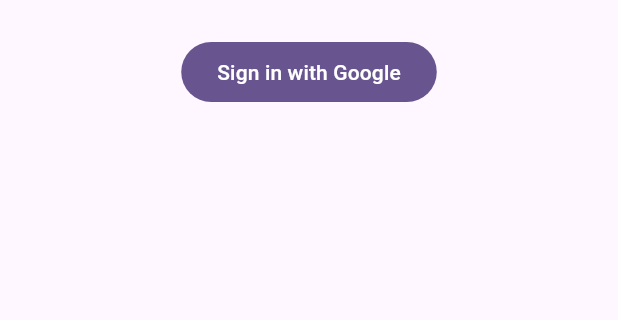
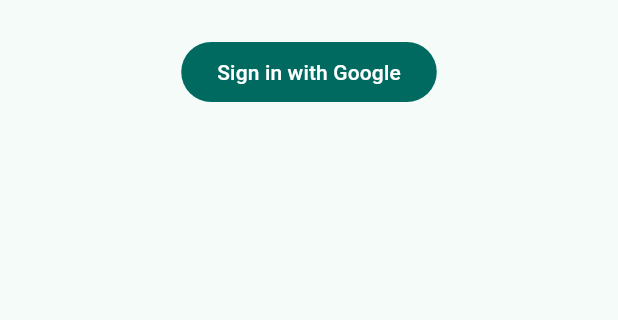
Before and after one commit to atniptw/pet-health-tracker, a Flutter app: the screen it shows after launch, on a phone screen of 412 x 824 dp, the part 579-899 px from its top. Run offline on Flutter 3.47's test engine with Material 3 defaults, Android fonts, the phone set to English and light mode, and no system bars; our stand-ins replace cloud_firestore, firebase_auth, firebase_core, flutter_riverpod, google_sign_in; accounts and stored records are empty.

Commit message:
feat: change theme color to teal
Co-Authored-By: Claude Opus 5.5 <noreply@anthropic.com>

```diff
--- a/lib/core/app.dart
+++ b/lib/core/app.dart
@@ -17,13 +17,13 @@ class App extends StatelessWidget {
       title: 'Pet Health Tracker',
       theme: ThemeData(
         colorScheme: ColorScheme.fromSeed(
-          seedColor: Colors.deepPurple,
+          seedColor: Colors.teal,
           brightness: Brightness.light,
         ),
       ),
       darkTheme: ThemeData(
         colorScheme: ColorScheme.fromSeed(
-          seedColor: Colors.deepPurple,
+          seedColor: Colors.teal,
           brightness: Brightness.dark,
         ),
       ),
```
